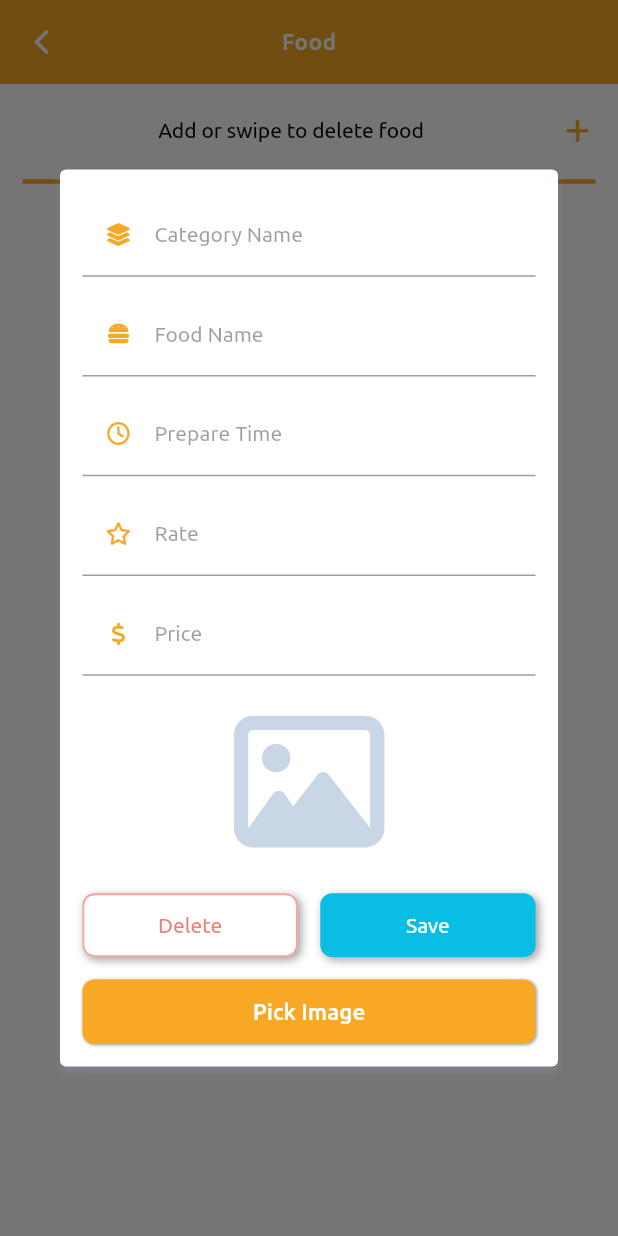
After one commit to mhmoudGamea/yummy, a Flutter app: the FoodView screen opened by its route, after a tap on an icon or button, on a phone screen of 412 x 824 dp. The commit adds this screen. Run offline on Flutter 3.47's test engine with Material 2 defaults, Android fonts, the phone set to English and light mode, and no system bars; drawn by our look-alikes of flutter_neumorphic; our stand-ins replace carousel_slider, cloud_firestore, dartz, firebase_auth, firebase_core, firebase_storage and 12 more; accounts and stored records are empty.

Commit message:
finish ui of food in admin section and modify some widgets

```diff
--- a/lib/core/utils/app_routes.dart
+++ b/lib/core/utils/app_routes.dart
@@ -6,6 +6,7 @@ import 'package:go_router/go_router.dart';
 import '../../features/admin/admin_home/presentation/views/admin_home_view.dart';
 import '../../features/admin/banners/presentation/views/banner_manage_view.dart';
 import '../../features/admin/categories/presentation/views/category_view.dart';
+import '../../features/admin/food/presentation/views/food_view.dart';
 import '../../features/admin/login/presentation/views/admin_login_view.dart';
 import '../../features/admin/register/presentation/views/admin_register_view.dart';
 import '../../features/on_board/presentation/views/board_view.dart';
@@ -94,6 +95,10 @@ class AppRoutes {
         path: CategoryView.rn,
         builder: (context, state) => const CategoryView(),
       ),
+      GoRoute(
+        path: FoodView.rn,
+        builder: (context, state) => const FoodView(),
+      ),
     ],
   );
 }
--- a/lib/features/admin/admin_home/presentation/views/widgets/admin_drawer.dart
+++ b/lib/features/admin/admin_home/presentation/views/widgets/admin_drawer.dart
@@ -3,6 +3,7 @@ import 'package:flutter/material.dart';
 import 'package:font_awesome_flutter/font_awesome_flutter.dart';
 import 'package:go_router/go_router.dart';
 import 'package:yummy/features/admin/categories/presentation/views/category_view.dart';
+import 'package:yummy/features/admin/food/presentation/views/food_view.dart';
 import 'package:yummy/features/welcome/presentation/views/welcome_view.dart';
 
 import '../../../../../../core/constants.dart';
@@ -43,6 +44,14 @@ class AdminDrawer extends StatelessWidget {
                   },
                 ),
                 DrawerItem(
+                  text: 'Food',
+                  icon: FontAwesomeIcons.burger,
+                  onPress: () {
+                    GoRouter.of(context).push(FoodView.rn);
+                    Scaffold.of(context).closeDrawer();
+                  },
+                ),
+                DrawerItem(
                   text: 'Admin Users',
                   icon: FontAwesomeIcons.user,
                   onPress: () {
--- a/lib/features/admin/categories/presentation/views/widgets/category_dialog.dart
+++ b/lib/features/admin/categories/presentation/views/widgets/category_dialog.dart
@@ -6,6 +6,8 @@ import 'package:yummy/features/admin/widgets/c_text_form_field.dart';
 import '../../../../../../core/constants.dart';
 import '../../../../../../core/utils/styles.dart';
 import '../../../../../../core/widgets/c_expanded_button.dart';
+import '../../../../widgets/c_expanded_delete.dart';
+import '../../../../widgets/c_expanded_save.dart';
 import '../../model_views/cubit/category_cubit.dart';
 
 class CategoryDialog extends StatelessWidget {
@@ -21,7 +23,6 @@ class CategoryDialog extends StatelessWidget {
         padding: const EdgeInsets.symmetric(horizontal: 15, vertical: 15),
         child: SingleChildScrollView(
           child: Column(
-            // crossAxisAlignment: CrossAxisAlignment.start,
             mainAxisSize: MainAxisSize.min,
             children: [
               BlocBuilder<CategoryCubit, CategoryState>(
@@ -65,58 +66,16 @@ class CategoryDialog extends StatelessWidget {
                 children: [
                   Row(
                     children: [
-                      Expanded(
-                        child: NeumorphicButton(
-                          padding: const EdgeInsets.symmetric(vertical: 12),
-                          style: NeumorphicStyle(
-                              border: NeumorphicBorder(
-                                  color: secondaryColor.withOpacity(0.5),
-                                  width: 1.2),
-                              color: Colors.white),
-                          child: Text(
-                            'Delete',
-                            style: Styles.title14.copyWith(
-                              color: secondaryColor.withOpacity(0.7),
-                            ),
-                            textAlign: TextAlign.center,
-                          ),
-                          onPressed: () {
-                            category.deletePickedImage();
-                          },
-                        ),
+                      CExpandedDelete(
+                          text: 'Delete',
+                          onPress: () => category.deletePickedImage()),
+                      const SizedBox(width: 15),
+                      CExpandedSave(
+                        text: 'Save',
+                        onPress: () {
+                          category.uploadCategoryImage(context);
+                        },
                       ),
-                      const SizedBox(width: 15),
-                      BlocBuilder<CategoryCubit, CategoryState>(
-                        builder: (context, state) {
-                          // if (state is UploadImageLoading) {
-                          //   return Expanded(
-                          //       child: Container(
-                          //           padding:
-                          //               const EdgeInsets.symmetric(horizontal: 32),
-                          //           child: const CCircleLoading()));
-                          // }
-                          return Expanded(
-                            child: NeumorphicButton(
-                              padding: const EdgeInsets.symmetric(vertical: 12),
-                              style: const NeumorphicStyle(
-                                  border: NeumorphicBorder(
-                                      color: babyBlue, width: 1.2),
-                                  color: babyBlue),
-                              child: Text(
-                                'Save',
-                                style: Styles.title14.copyWith(
-                                  color: Colors.white,
-                                ),
-                                textAlign: TextAlign.center,
-                              ),
-                              onPressed: () {
-                                category.uploadCategoryImage(context);
-                                // GoRouter.of(context).pop();
-                              },
-                            ),
-                          );
-                        },
-                      )
                     ],
                   ),
                   const SizedBox(height: 15),
--- /dev/null
+++ b/lib/features/admin/food/presentation/model_views/food_cubit/food_cubit.dart
@@ -0,0 +1,56 @@
+import 'dart:io';
+
+import 'package:flutter/material.dart';
+import 'package:flutter_bloc/flutter_bloc.dart';
+import 'package:get_it/get_it.dart';
+import 'package:image_picker/image_picker.dart';
+
+part 'food_state.dart';
+
+class FoodCubit extends Cubit<FoodState> {
+  FoodCubit() : super(FoodInitial());
+
+  final ImagePicker _picker = GetIt.I.get<ImagePicker>();
+
+  final _form = GlobalKey<FormState>();
+  GlobalKey get getFormKey {
+    return _form;
+  }
+
+  final TextEditingController _categoryController = TextEditingController();
+  TextEditingController get getCategoryController {
+    return _categoryController;
+  }
+
+  final TextEditingController _foodNameController = TextEditingController();
+  TextEditingController get getFoodNameController {
+    return _foodNameController;
+  }
+
+  final TextEditingController _prepareTimeController = TextEditingController();
+  TextEditingController get getPrepareController {
+    return _prepareTimeController;
+  }
+
+  final TextEditingController _rateController = TextEditingController();
+  TextEditingController get getRateController {
+    return _rateController;
+  }
+
+  final TextEditingController _priceController = TextEditingController();
+  TextEditingController get getPriceController {
+    return _priceController;
+  }
+
+  File? _image;
+
+  File? get getPickedImage {
+    return _image;
+  }
+
+  void pickImage() async {
+    final XFile? image = await _picker.pickImage(source: ImageSource.gallery);
+    _image = File(_image!.path);
+    emit(ImagePickedSuccessfully());
+  }
+}
--- /dev/null
+++ b/lib/features/admin/food/presentation/model_views/food_cubit/food_state.dart
@@ -0,0 +1,10 @@
+part of 'food_cubit.dart';
+
+@immutable
+abstract class FoodState {}
+
+class FoodInitial extends FoodState {}
+
+class ImagePickedSuccessfully extends FoodState {}
+
+class ImagePickedDeleted extends FoodState {}
--- /dev/null
+++ b/lib/features/admin/food/presentation/views/food_view.dart
@@ -0,0 +1,26 @@
+import 'package:flutter/material.dart';
+import 'package:flutter_bloc/flutter_bloc.dart';
+import 'package:yummy/core/constants.dart';
+import 'package:yummy/core/utils/helper.dart';
+import 'package:yummy/features/admin/food/presentation/model_views/food_cubit/food_cubit.dart';
+
+import 'widgets/food_view_body.dart';
+
+class FoodView extends StatelessWidget {
+  static const String rn = '/foodView';
+  const FoodView({Key? key}) : super(key: key);
+
+  @override
+  Widget build(BuildContext context) {
+    return BlocProvider(
+      create: (context) => FoodCubit(),
+      child: Scaffold(
+        appBar: Helper.appBar(
+            context: context, text: 'Food', bgColor: primaryColor),
+        body: const SafeArea(
+          child: FoodViewBody(),
+        ),
+      ),
+    );
+  }
+}
--- /dev/null
+++ b/lib/features/admin/food/presentation/views/widgets/food_dialog.dart
@@ -0,0 +1,151 @@
+import 'package:flutter_bloc/flutter_bloc.dart';
+import 'package:flutter_neumorphic/flutter_neumorphic.dart';
+import 'package:font_awesome_flutter/font_awesome_flutter.dart';
+import 'package:yummy/features/admin/widgets/c_expanded_delete.dart';
+
+import '../../../../../../core/constants.dart';
+import '../../../../../../core/widgets/c_expanded_button.dart';
+import '../../../../widgets/c_expanded_save.dart';
+import '../../../../widgets/c_text_form_field.dart';
+import '../../model_views/food_cubit/food_cubit.dart';
+
+class FoodDialog extends StatelessWidget {
+  const FoodDialog({Key? key}) : super(key: key);
+
+  @override
+  Widget build(BuildContext context) {
+    final food = BlocProvider.of<FoodCubit>(context);
+    return Dialog(
+        elevation: 2,
+        shadowColor: greyColor,
+        child: Padding(
+          padding: const EdgeInsets.symmetric(horizontal: 15, vertical: 15),
+          child: SingleChildScrollView(
+            child: Form(
+              key: food.getFormKey,
+              child: Column(
+                children: [
+                  CTextFormField(
+                    label: 'Category Name',
+                    type: TextInputType.name,
+                    controller: food.getCategoryController,
+                    icon: FontAwesomeIcons.layerGroup,
+                    validator: (value) {
+                      if (value!.isEmpty) {
+                        return 'Category name is required';
+                      }
+                      return null;
+                    },
+                  ),
+                  const SizedBox(height: 10),
+                  CTextFormField(
+                    label: 'Food Name',
+                    type: TextInputType.name,
+                    controller: food.getFoodNameController,
+                    icon: FontAwesomeIcons.burger,
+                    validator: (value) {
+                      if (value!.isEmpty) {
+                        return 'Food name is required';
+                      }
+                      return null;
+                    },
+                  ),
+                  const SizedBox(height: 10),
+                  CTextFormField(
+                    label: 'Prepare Time',
+                    type: TextInputType.number,
+                    controller: food.getPrepareController,
+                    icon: FontAwesomeIcons.clock,
+                    validator: (value) {
+                      if (value!.isEmpty) {
+                        return 'Prepare time is required';
+                      }
+                      return null;
+                    },
+                  ),
+                  const SizedBox(height: 10),
+                  CTextFormField(
+                    label: 'Rate',
+                    type: TextInputType.number,
+                    controller: food.getRateController,
+                    icon: FontAwesomeIcons.star,
+                    validator: (value) {
+                      if (value!.isEmpty) {
+                        return 'Food rate is required';
+                      }
+                      return null;
+                    },
+                  ),
+                  const SizedBox(height: 10),
+                  CTextFormField(
+                    label: 'Price',
+                    type: TextInputType.number,
+                    controller: food.getPriceController,
+                    icon: FontAwesomeIcons.dollarSign,
+                    validator: (value) {
+                      if (value!.isEmpty) {
+                        return 'Food Price is required';
+                      }
+                      return null;
+                    },
+                  ),
+                  const SizedBox(height: 10),
+                  BlocBuilder<FoodCubit, FoodState>(
+                    builder: (context, state) {
+                      return Container(
+                        height: 120,
+                        decoration: BoxDecoration(
+                            color: Colors.white,
+                            borderRadius: BorderRadius.circular(5)),
+                        child: food.getPickedImage == null
+                            ? const Icon(
+                                FontAwesomeIcons.image,
+                                size: 100,
+                                color: greyColor,
+                              )
+                            : Image.file(
+                                food.getPickedImage!,
+                                fit: BoxFit.cover,
+                              ),
+                      );
+                    },
+                  ),
+                  const SizedBox(height: 15),
+                  Row(
+                    children: [
+                      CExpandedDelete(text: 'Delete', onPress: () {}),
+                      const SizedBox(width: 15),
+                      CExpandedSave(text: 'Save', onPress: () {}),
+                    ],
+                  ),
+                  const SizedBox(height: 15),
+                  CExpandedButton(
+                    text: 'Pick Image',
+                    bgColor: primaryColor,
+                    textColor: Colors.white,
+                    onPress: () => food.pickImage(),
+                  ),
+                  BlocBuilder<FoodCubit, FoodState>(
+                    builder: (context, state) {
+                      // if (state is HitSaveWithoutPickImage) {
+                      //   return Column(
+                      //     children: [
+                      //       const SizedBox(height: 15),
+                      //       Text(
+                      //         'Please pick an image first.',
+                      //         style: Styles.title13
+                      //             .copyWith(color: secondaryColor),
+                      //       ),
+                      //     ],
+                      //   );
+                      // }
+                      return const SizedBox();
+                    },
+                  ),
+                ],
+              ),
+            ),
+          ),
+        ));
+  }
+}
--- /dev/null
+++ b/lib/features/admin/food/presentation/views/widgets/food_view_body.dart
@@ -0,0 +1,76 @@
+import 'package:flutter/material.dart';
+import 'package:flutter_bloc/flutter_bloc.dart';
+import 'package:font_awesome_flutter/font_awesome_flutter.dart';
+import 'package:yummy/features/admin/food/presentation/model_views/food_cubit/food_cubit.dart';
+
+import '../../../../../../core/constants.dart';
+import '../../../../../../core/utils/styles.dart';
+import 'food_dialog.dart';
+
+class FoodViewBody extends StatelessWidget {
+  const FoodViewBody({Key? key}) : super(key: key);
+
+  @override
+  Widget build(BuildContext context) {
+    final food = BlocProvider.of<FoodCubit>(context);
+    var loading = false;
+    return Padding(
+      padding: const EdgeInsets.symmetric(horizontal: 15, vertical: 15),
+      child: Column(
+        children: [
+          BlocConsumer<FoodCubit, FoodState>(
+            listener: (context, state) {
+              // if (state is UploadImageLoading) {
+              //   loading = true;
+              // } else {
+              //   loading = false;
+              // }
+            },
+            builder: (context, state) {
+              return Row(
+                children: [
+                  const Spacer(),
+                  // loading
+                  //     ? const CCircleLoading()
+                  //     : const Text(
+                  //         'Add or swipe to delete category',
+                  //         style: Styles.title14,
+                  //       ),
+                  const Text(
+                    'Add or swipe to delete food',
+                    style: Styles.title14,
+                  ),
+                  const Spacer(),
+                  AbsorbPointer(
+                    absorbing: loading ? true : false,
+                    child: IconButton(
+                      padding: const EdgeInsets.symmetric(vertical: 4),
+                      constraints: const BoxConstraints(),
+                      icon: const Icon(FontAwesomeIcons.plus,
+                          size: 18, color: primaryColor),
+                      onPressed: () {
+                        showDialog(
+                          context: context,
+                          builder: (context) => BlocProvider.value(
+                            value: food,
+                            child: const FoodDialog(),
+                          ),
+                        );
+                      },
+                    ),
+                  )
+                ],
+              );
+            },
+          ),
+          const SizedBox(height: 10),
+          const Divider(
+            thickness: 3,
+            color: primaryColor,
+          ),
+          const SizedBox(height: 10),
+        ],
+      ),
+    );
+  }
+}
--- /dev/null
+++ b/lib/features/admin/widgets/c_expanded_delete.dart
@@ -0,0 +1,42 @@
+import 'package:flutter_neumorphic/flutter_neumorphic.dart';
+
+import '../../../core/constants.dart';
+import '../../../core/utils/styles.dart';
+
+class CExpandedDelete extends StatelessWidget {
+  final String text;
+  final VoidCallback onPress;
+  final Color? bgColor;
+  final Color? textColor;
+  final Color? borderColor;
+  const CExpandedDelete({
+    Key? key,
+    required this.text,
+    required this.onPress,
+    this.bgColor,
+    this.textColor,
+    this.borderColor,
+  }) : super(key: key);
+
+  @override
+  Widget build(BuildContext context) {
+    return Expanded(
+      child: NeumorphicButton(
+        padding: const EdgeInsets.symmetric(vertical: 12),
+        style: NeumorphicStyle(
+            border: NeumorphicBorder(
+                color: borderColor ?? secondaryColor.withOpacity(0.5),
+                width: 1.2),
+            color: bgColor ?? Colors.white),
+        onPressed: onPress,
+        child: Text(
+          text,
+          style: Styles.title14.copyWith(
+            color: textColor ?? secondaryColor.withOpacity(0.7),
+          ),
+          textAlign: TextAlign.center,
+        ),
+      ),
+    );
+  }
+}
--- /dev/null
+++ b/lib/features/admin/widgets/c_expanded_save.dart
@@ -0,0 +1,38 @@
+import 'package:flutter_neumorphic/flutter_neumorphic.dart';
+
+import '../../../core/constants.dart';
+import '../../../core/utils/styles.dart';
+
+class CExpandedSave extends StatelessWidget {
+  final String text;
+  final VoidCallback onPress;
+  final Color? bgColor;
+  final Color? textColor;
+  const CExpandedSave({
+    Key? key,
+    required this.text,
+    required this.onPress,
+    this.bgColor,
+    this.textColor,
+  }) : super(key: key);
+
+  @override
+  Widget build(BuildContext context) {
+    return Expanded(
+      child: NeumorphicButton(
+        padding: const EdgeInsets.symmetric(vertical: 12),
+        style: NeumorphicStyle(
+            border: const NeumorphicBorder(color: babyBlue, width: 1.2),
+            color: bgColor ?? babyBlue),
+        onPressed: onPress,
+        child: Text(
+          text,
+          style: Styles.title14.copyWith(
+            color: textColor ?? Colors.white,
+          ),
+          textAlign: TextAlign.center,
+        ),
+      ),
+    );
+  }
+}
```
Also changed, not shown: lib/features/admin/categories/presentation/views/widgets/category_view_body.dart (+6 -3 lines).
